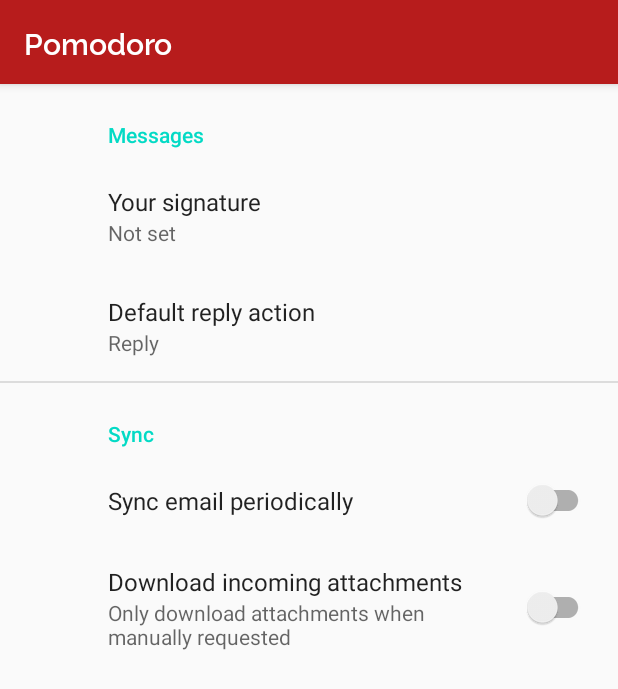
After one commit to kagankuscu/Pomodoro-App, an Android app: the fragment SettingsFragment shown on its own in the app's theme, on a phone screen of 412 x 824 dp. The commit adds this screen. Shown: the top 689 px of the screen. Run offline under Robolectric (Android 15) with nearby library versions, the phone set to English and light mode, and no system bars; our stand-ins replace Timber, androidx.preference.

Commit message:
#33 Setting page created default android studio.

```diff
--- a/app/build.gradle
+++ b/app/build.gradle
@@ -39,6 +39,8 @@
     implementation 'androidx.navigation:navigation-ui-ktx:2.3.0'
 
     implementation 'com.jakewharton.timber:timber:4.7.1'
+    implementation 'androidx.preference:preference:1.1.0'
+    implementation 'androidx.legacy:legacy-support-v4:1.0.0'
 
     testImplementation 'junit:junit:4.12'
     androidTestImplementation 'androidx.test.ext:junit:1.1.1'
--- /dev/null
+++ b/app/src/main/java/com/example/pomodoroapp/setting/SettingsFragment.kt
@@ -0,0 +1,12 @@
+package com.example.pomodoroapp.setting
+
+import android.os.Bundle
+import androidx.preference.PreferenceFragmentCompat
+import com.example.pomodoroapp.R
+
+class SettingsFragment : PreferenceFragmentCompat() {
+
+    override fun onCreatePreferences(savedInstanceState: Bundle?, rootKey: String?) {
+        setPreferencesFromResource(R.xml.root_preferences, rootKey)
+    }
+}
--- /dev/null
+++ b/app/src/main/res/values/arrays.xml
@@ -0,0 +1,12 @@
+<resources>
+    <!-- Reply Preference -->
+    <string-array name="reply_entries">
+        <item>Reply</item>
+        <item>Reply to all</item>
+    </string-array>
+
+    <string-array name="reply_values">
+        <item>reply</item>
+        <item>reply_all</item>
+    </string-array>
+</resources>
--- a/app/src/main/res/values/strings.xml
+++ b/app/src/main/res/values/strings.xml
@@ -10,5 +10,21 @@
     <string name="work">Work</string>
     <string name="short_break">Short Break</string>
     <string name="long_break">Long Break</string>
+    <!-- TODO: Remove or change this placeholder text -->
+    <string name="hello_blank_fragment">Hello blank fragment</string>
+    <!-- Preference Titles -->
+    <string name="messages_header">Messages</string>
+    <string name="sync_header">Sync</string>
+
+    <!-- Messages Preferences -->
+    <string name="signature_title">Your signature</string>
+    <string name="reply_title">Default reply action</string>
+
+    <!-- Sync Preferences -->
+    <string name="sync_title">Sync email periodically</string>
+    <string name="attachment_title">Download incoming attachments</string>
+    <string name="attachment_summary_on">Automatically download attachments for incoming emails
+    </string>
+    <string name="attachment_summary_off">Only download attachments when manually requested</string>
 
 </resources>
--- /dev/null
+++ b/app/src/main/res/xml/root_preferences.xml
@@ -0,0 +1,35 @@
+<PreferenceScreen xmlns:app="http://schemas.android.com/apk/res-auto">
+
+    <PreferenceCategory app:title="@string/messages_header">
+
+        <EditTextPreference
+            app:key="signature"
+            app:title="@string/signature_title"
+            app:useSimpleSummaryProvider="true" />
+
+        <ListPreference
+            app:defaultValue="reply"
+            app:entries="@array/reply_entries"
+            app:entryValues="@array/reply_values"
+            app:key="reply"
+            app:title="@string/reply_title"
+            app:useSimpleSummaryProvider="true" />
+
+    </PreferenceCategory>
+
+    <PreferenceCategory app:title="@string/sync_header">
+
+        <SwitchPreferenceCompat
+            app:key="sync"
+            app:title="@string/sync_title" />
+
+        <SwitchPreferenceCompat
+            app:dependency="sync"
+            app:key="attachment"
+            app:summaryOff="@string/attachment_summary_off"
+            app:summaryOn="@string/attachment_summary_on"
+            app:title="@string/attachment_title" />
+
+    </PreferenceCategory>
+
+</PreferenceScreen>
```
